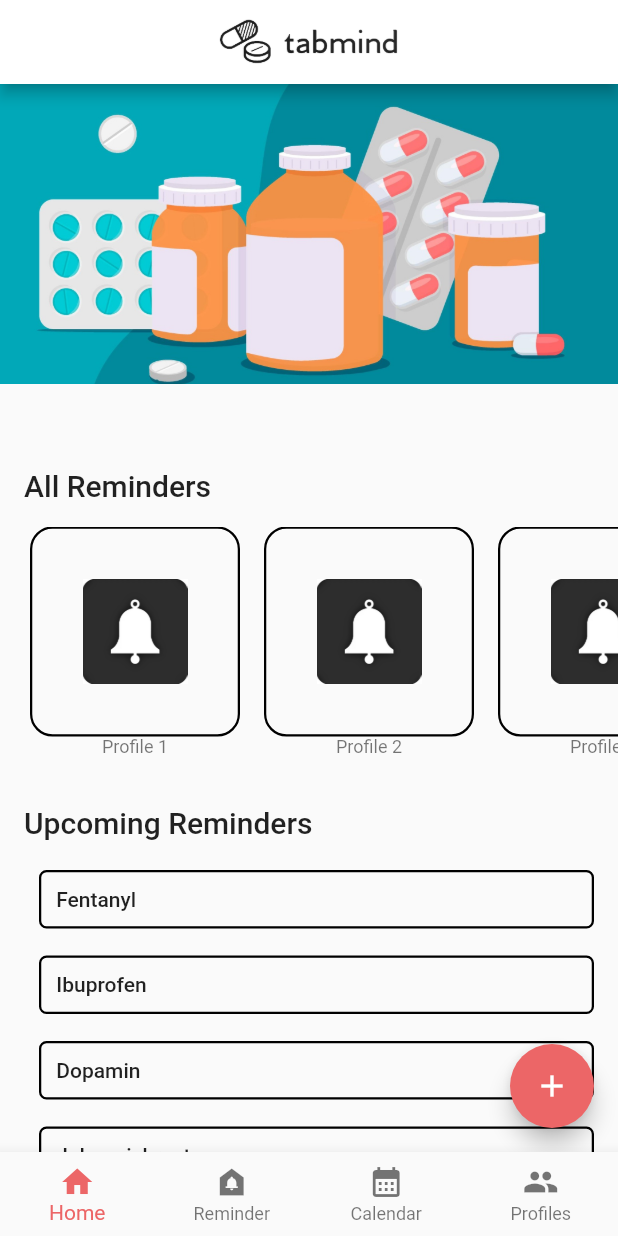
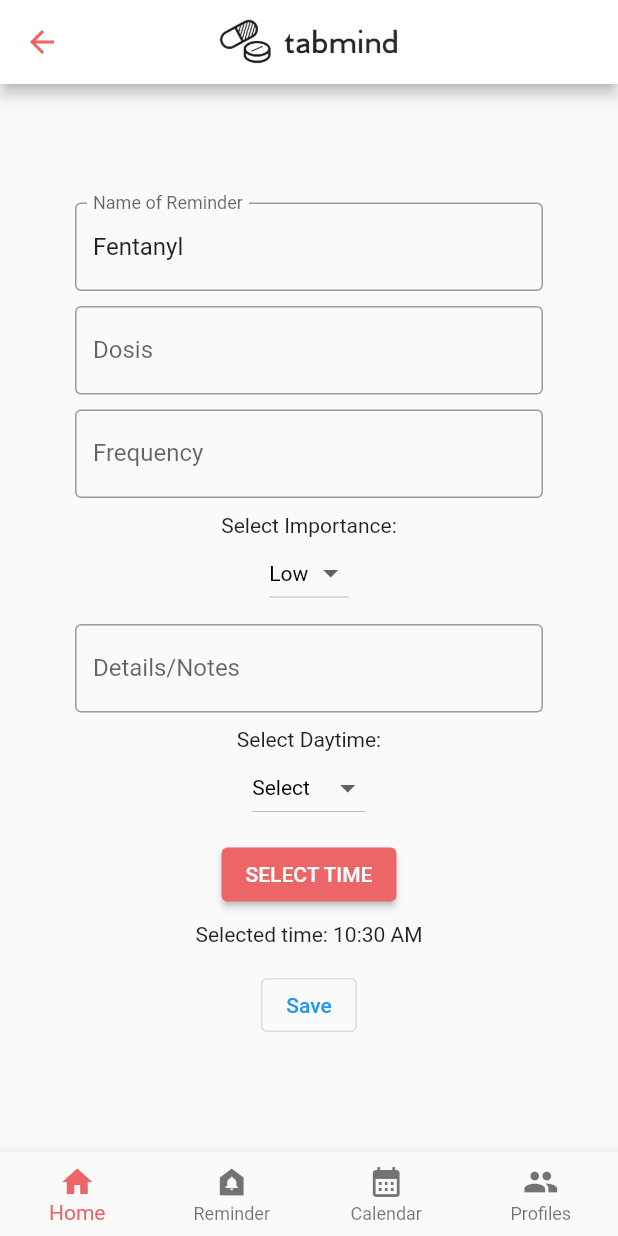
Before and after one commit to tobias-mack/tabmind, a Flutter app: the screen it shows after launch, after a tap on "Fentanyl", on a phone screen of 412 x 824 dp. Run offline on Flutter 3.47's test engine with Material 2 defaults, Android fonts, the phone set to English and light mode, and no system bars; our stand-ins replace flutter_riverpod, freezed_annotation, table_calendar.

Commit message:
ReminderDetails: basic template

```diff
--- /dev/null
+++ b/lib/pages/reminderDetails/reminderDetails_controller.dart
@@ -0,0 +1,10 @@
+import 'package:tabmind/pages/reminderDetails/reminderDetails_model.dart';
+import 'package:tabmind/pages/reminderDetails/reminderDetails_view.dart';
+
+class ReminderDetailsControllerImplementation extends ReminderDetailsController {
+  ReminderDetailsControllerImplementation({ReminderDetailsModel? model})
+      : super(
+    model ?? const ReminderDetailsModel(),
+  );
+
+}
--- /dev/null
+++ b/lib/pages/reminderDetails/reminderDetails_model.dart
@@ -0,0 +1,10 @@
+// This file is "main.dart"
+import 'package:freezed_annotation/freezed_annotation.dart';
+
+// required: associates our `main.dart` with the code generated by Freezed
+part 'reminderDetails_model.freezed.dart';
+
+@freezed
+class ReminderDetailsModel with _$ReminderDetailsModel {
+  const factory ReminderDetailsModel() = _ReminderDetailsModel;
+}
--- /dev/null
+++ b/lib/pages/reminderDetails/reminderDetails_view.dart
@@ -0,0 +1,192 @@
+import 'package:flutter/material.dart';
+import 'package:flutter_riverpod/flutter_riverpod.dart';
+import '../../util/AppColors.dart';
+import 'reminderDetails_model.dart';
+
+class ReminderDetailsView extends StatefulWidget {
+  final String name;
+
+  const ReminderDetailsView(this.name, {Key? key}) : super(key: key);
+
+  @override
+  State<ReminderDetailsView> createState() => _ReminderDetailsViewState();
+}
+
+class _ReminderDetailsViewState extends State<ReminderDetailsView> {
+  String dropdownValue = "Low";
+  String dropdownValue2 = "Select";
+  TimeOfDay _time = TimeOfDay.now();
+
+  void dropdownCallback(String? selectedValue) {
+    if (selectedValue is String) {
+      setState(() {
+        dropdownValue = selectedValue;
+      });
+    }
+  }
+
+  void dropdownCallback2(String? selectedValue) {
+    if (selectedValue is String) {
+      setState(() {
+        dropdownValue2 = selectedValue;
+      });
+    }
+  }
+
+  void _selectTime() async {
+    final TimeOfDay? newTime = await showTimePicker(
+      context: context,
+      initialTime: _time,
+    );
+    if (newTime != null) {
+      setState(() {
+        _time = newTime;
+      });
+    }
+  }
+
+  @override
+  Widget build(BuildContext context) {
+    return Scaffold(
+      resizeToAvoidBottomInset: false,
+      appBar: AppBar(
+        backgroundColor: Colors.white,
+        title: const Image(
+          image: AssetImage('assets/tabmind-logos/Logo-Black-removedbg.png'),
+          width: 120,
+          height: 50,
+        ),
+        leading: IconButton(
+          icon: const Icon(Icons.arrow_back),
+          color: accentColor,
+          onPressed: () {
+            Navigator.pop(context);
+          },
+        ),
+        centerTitle: true,
+      ),
+      body: Center(
+        child: SingleChildScrollView(
+          padding: EdgeInsets.all(30),
+          child: Column(
+            mainAxisAlignment: MainAxisAlignment.center,
+            children: [
+              Padding(
+                padding: EdgeInsets.fromLTRB(20, 5, 20, 5),
+                child: TextFormField(
+                  initialValue: widget.name,
+                  decoration: InputDecoration(
+                    labelText: 'Name of Reminder',
+                    border: OutlineInputBorder(),
+                  ),
+                ),
+              ),
+              Padding(
+                padding: EdgeInsets.fromLTRB(20, 5, 20, 5),
+                child: TextFormField(
+                  initialValue: '',
+                  decoration: InputDecoration(
+                    labelText: 'Dosis',
+                    border: OutlineInputBorder(),
+                  ),
+                ),
+              ),
+              Padding(
+                padding: EdgeInsets.fromLTRB(20, 5, 20, 10),
+                child: TextFormField(
+                  initialValue: '',
+                  decoration: InputDecoration(
+                    labelText: 'Frequency',
+                    border: OutlineInputBorder(),
+                  ),
+                ),
+              ),
+              Text("Select Importance:"),
+              Padding(
+                padding: EdgeInsets.fromLTRB(20, 0, 20, 5),
+                child: DropdownButton(
+                  items: const [
+                    DropdownMenuItem(child: Text("Low"), value: "Low"),
+                    DropdownMenuItem(child: Text("High"), value: "High"),
+                  ],
+                  value: dropdownValue,
+                  onChanged: dropdownCallback,
+                  // Customizatons
+                  //iconSize: 42.0,
+                  //iconEnabledColor: Colors.green,
+                  //icon: const Icon(Icons.flutter_dash),
+                  //isExpanded: true,
+                  style: const TextStyle(
+                    color: Colors.black,
+                  ),
+                ),
+              ),
+              Padding(
+                padding: EdgeInsets.fromLTRB(20, 5, 20, 10),
+                child: TextFormField(
+                  initialValue: '',
+                  decoration: InputDecoration(
+                    labelText: 'Details/Notes',
+                    border: OutlineInputBorder(),
+                  ),
+                ),
+              ),
+              Text("Select Daytime:"),
+              Padding(
+                padding: EdgeInsets.fromLTRB(20, 0, 20, 5),
+                child: DropdownButton(
+                  items: const [
+                    DropdownMenuItem(child: Text("Morning"), value: "Morning"),
+                    DropdownMenuItem(child: Text("Midday"), value: "Midday"),
+                    DropdownMenuItem(child: Text("Night"), value: "Night"),
+                    DropdownMenuItem(child: Text("Select"), value: "Select"),
+                  ],
+                  value: dropdownValue2,
+                  onChanged: dropdownCallback2,
+                  // Customizatons
+                  //iconSize: 42.0,
+                  //iconEnabledColor: Colors.green,
+                  //icon: const Icon(Icons.flutter_dash),
+                  //isExpanded: true,
+                  //itemHeight: 50.0,
+                  style: const TextStyle(
+                    color: Colors.black,
+                  ),
+                ),
+              ),
+              Padding(
+                padding: EdgeInsets.fromLTRB(20, 5, 20, 0),
+                child: ElevatedButton(
+                    onPressed: _selectTime,
+                    child: Text('SELECT TIME'),
+                    style: ButtonStyle(
+                        backgroundColor:
+                            MaterialStateProperty.all<Color>(accentColor))),
+              ),
+              SizedBox(height: 8),
+              Padding(
+                padding: EdgeInsets.fromLTRB(20, 0, 20, 10),
+                child: Text(
+                  'Selected time: ${_time.format(context)}',
+                ),
+              ),
+              Padding(
+                padding: EdgeInsets.fromLTRB(20, 5, 20, 0),
+                child: OutlinedButton(
+                  onPressed: () {
+                    // Respond to button press
+                  },
+                  child: Text("Save"),
+                ),
+              ),
+            ],
+          ),
+        ),
+      ),
+    );
+  }
+}
+
+abstract class ReminderDetailsController extends StateNotifier<ReminderDetailsModel> {
+  ReminderDetailsController(ReminderDetailsModel state) : super(state);
+}
--- a/lib/ui-kit/reminder_home_tile.dart
+++ b/lib/ui-kit/reminder_home_tile.dart
@@ -1,4 +1,5 @@
 import 'package:flutter/material.dart';
+import 'package:tabmind/pages/reminderDetails/reminderDetails_view.dart';
 import 'package:tabmind/pages/reminderPage/reminderPage_view.dart';
 
 import '../util/AppColors.dart';
@@ -15,12 +16,10 @@ class ReminderHomeTile extends StatefulWidget {
 class _ReminderHomeTileState extends State<ReminderHomeTile> {
   Widget build(BuildContext context) {
     return GestureDetector(
-
       onTap: () {
         //TODO: route to profile reminders
-        //Navigator.of(context)
-        //    .push(MaterialPageRoute(builder: (context) => ReminderPageView()));
-        //showResults(context, index);
+        Navigator.of(context)
+            .push(MaterialPageRoute(builder: (context) => ReminderDetailsView(widget.name)));
       },
         child: ListTile(
           title: Container(
```
Also changed, not shown: lib/pages/reminderDetails/reminderDetails_model.freezed.dart (added).
